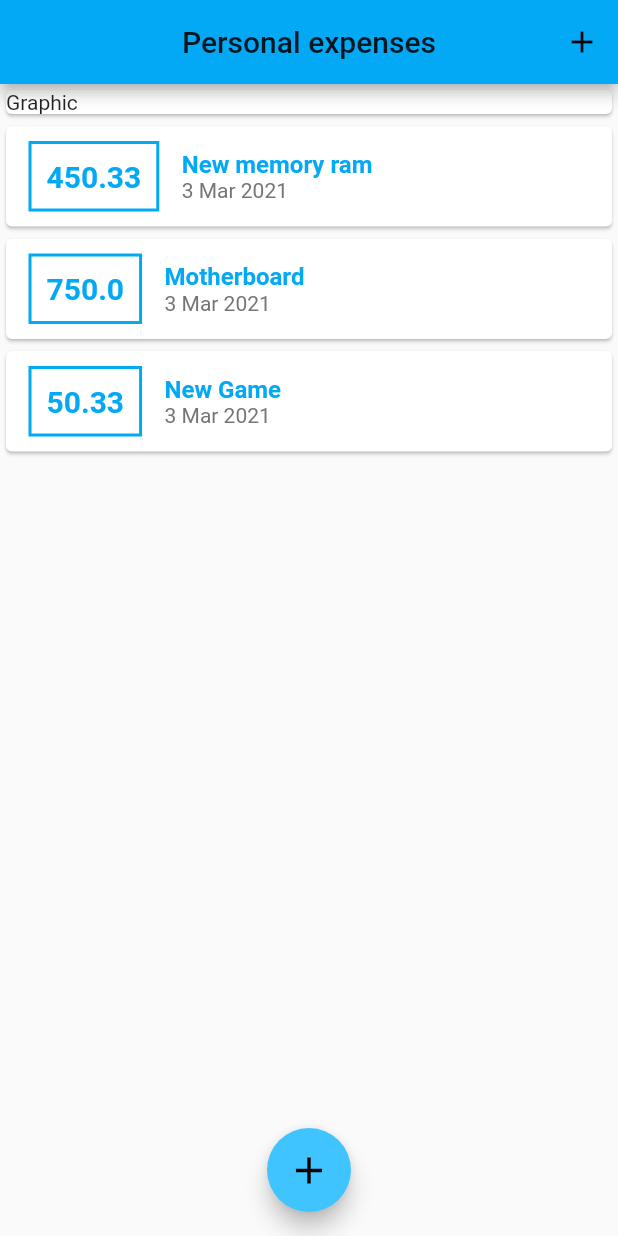
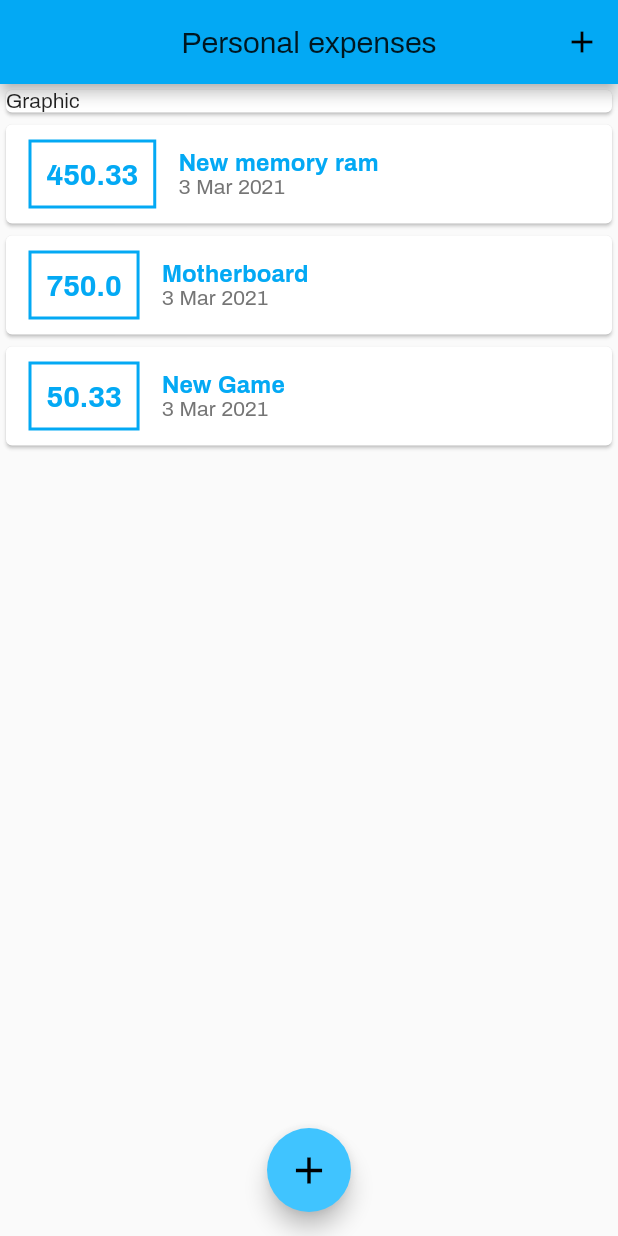
Before and after one commit to matheus-paulino/expanses, a Flutter app: the screen it shows after launch, on a phone screen of 412 x 824 dp. Run offline on Flutter 3.47's test engine with Material 2 defaults, Android fonts, the phone set to English and light mode, and no system bars.

Commit message:
default font theme

```diff
--- a/lib/main.dart
+++ b/lib/main.dart
@@ -15,6 +15,7 @@ class ExpensesApp extends StatelessWidget {
       theme: ThemeData(
         primarySwatch: Colors.lightBlue,
         accentColor: Colors.lightBlueAccent,
+        fontFamily: 'Archivo'
       ),
     );
   }
```
Also changed, not shown: pubspec.yaml (+7 -6 lines), assets/fonts/Archivo-Bold.ttf (added), assets/fonts/Archivo-Italic.ttf (added), assets/fonts/Archivo-Regular.ttf (added).
